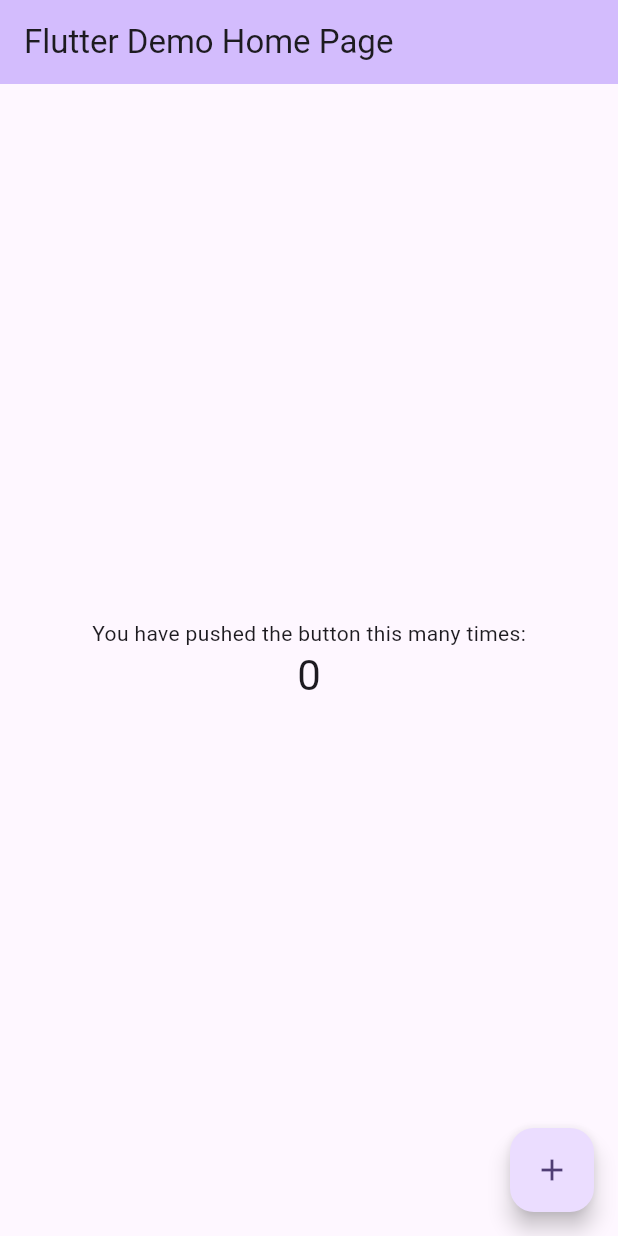
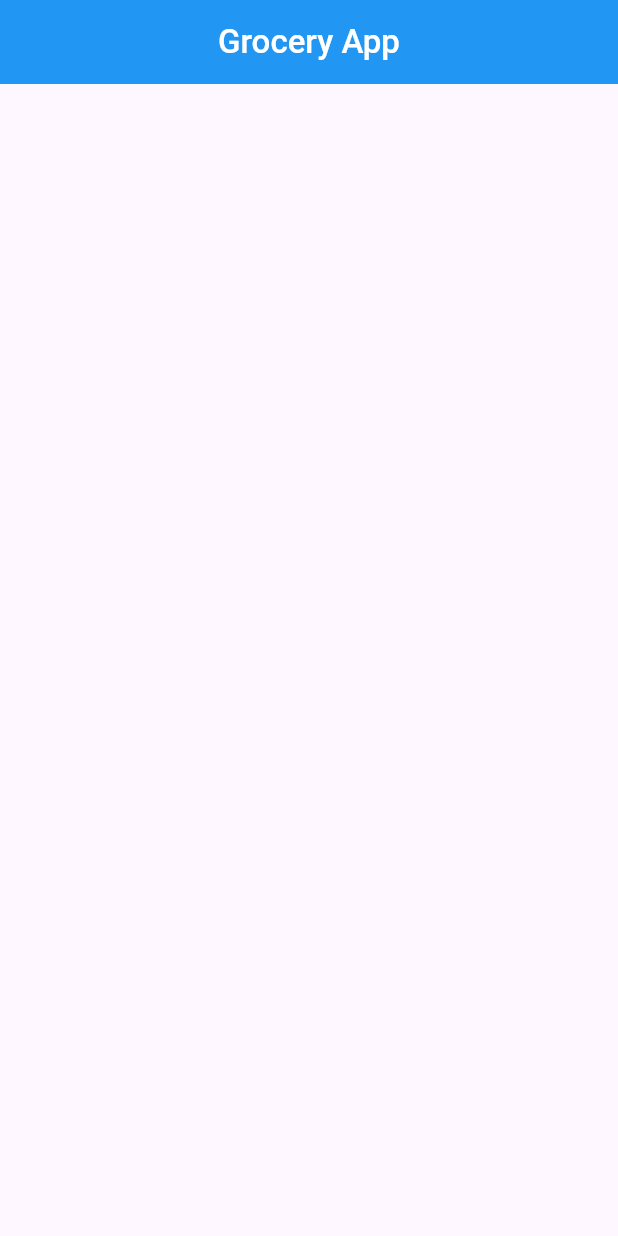
Before and after one commit to Sampurn44/understanding_bloc, a Flutter app: the screen it shows after launch, on a phone screen of 412 x 824 dp. Run offline on Flutter 3.47's test engine with Material 3 defaults, Android fonts, the phone set to English and light mode, and no system bars.

Commit message:
basic setup

```diff
--- /dev/null
+++ b/lib/features/home/ui/home.dart
@@ -0,0 +1,24 @@
+import 'package:flutter/material.dart';
+
+class Home extends StatefulWidget {
+  const Home({super.key});
+
+  @override
+  State<Home> createState() => _HomeState();
+}
+
+class _HomeState extends State<Home> {
+  @override
+  Widget build(BuildContext context) {
+    return Scaffold(
+      appBar: AppBar(
+        backgroundColor: Colors.blue,
+        title: Text(
+          "Grocery App",
+          style: TextStyle(color: Colors.white, fontWeight: FontWeight.w500),
+        ),
+        centerTitle: true,
+      ),
+    );
+  }
+}
--- a/lib/main.dart
+++ b/lib/main.dart
@@ -1,125 +1,18 @@
 import 'package:flutter/material.dart';
+import 'package:understanding_bloc/features/home/ui/home.dart';
 
 void main() {
-  runApp(const MyApp());
+  runApp(new MyApp());
 }
 
 class MyApp extends StatelessWidget {
   const MyApp({super.key});
 
-  // This widget is the root of your application.
   @override
   Widget build(BuildContext context) {
     return MaterialApp(
-      title: 'Flutter Demo',
-      theme: ThemeData(
-        // This is the theme of your application.
-        //
-        // TRY THIS: Try running your application with "flutter run". You'll see
-        // the application has a purple toolbar. Then, without quitting the app,
-        // try changing the seedColor in the colorScheme below to Colors.green
-        // and then invoke "hot reload" (save your changes or press the "hot
-        // reload" button in a Flutter-supported IDE, or press "r" if you used
-        // the command line to start the app).
-        //
-        // Notice that the counter didn't reset back to zero; the application
-        // state is not lost during the reload. To reset the state, use hot
-        // restart instead.
-        //
-        // This works for code too, not just values: Most code changes can be
-        // tested with just a hot reload.
-        colorScheme: ColorScheme.fromSeed(seedColor: Colors.deepPurple),
-        useMaterial3: true,
-      ),
-      home: const MyHomePage(title: 'Flutter Demo Home Page'),
+      debugShowCheckedModeBanner: false,
+      home: Home(),
     );
   }
 }
-
-class MyHomePage extends StatefulWidget {
-  const MyHomePage({super.key, required this.title});
-
-  // This widget is the home page of your application. It is stateful, meaning
-  // that it has a State object (defined below) that contains fields that affect
-  // how it looks.
-
-  // This class is the configuration for the state. It holds the values (in this
-  // case the title) provided by the parent (in this case the App widget) and
-  // used by the build method of the State. Fields in a Widget subclass are
-  // always marked "final".
-
-  final String title;
-
-  @override
-  State<MyHomePage> createState() => _MyHomePageState();
-}
-
-class _MyHomePageState extends State<MyHomePage> {
-  int _counter = 0;
-
-  void _incrementCounter() {
-    setState(() {
-      // This call to setState tells the Flutter framework that something has
-      // changed in this State, which causes it to rerun the build method below
-      // so that the display can reflect the updated values. If we changed
-      // _counter without calling setState(), then the build method would not be
-      // called again, and so nothing would appear to happen.
-      _counter++;
-    });
-  }
-
-  @override
-  Widget build(BuildContext context) {
-    // This method is rerun every time setState is called, for instance as done
-    // by the _incrementCounter method above.
-    //
-    // The Flutter framework has been optimized to make rerunning build methods
-    // fast, so that you can just rebuild anything that needs updating rather
-    // than having to individually change instances of widgets.
-    return Scaffold(
-      appBar: AppBar(
-        // TRY THIS: Try changing the color here to a specific color (to
-        // Colors.amber, perhaps?) and trigger a hot reload to see the AppBar
-        // change color while the other colors stay the same.
-        backgroundColor: Theme.of(context).colorScheme.inversePrimary,
-        // Here we take the value from the MyHomePage object that was created by
-        // the App.build method, and use it to set our appbar title.
-        title: Text(widget.title),
-      ),
-      body: Center(
-        // Center is a layout widget. It takes a single child and positions it
-        // in the middle of the parent.
-        child: Column(
-          // Column is also a layout widget. It takes a list of children and
-          // arranges them vertically. By default, it sizes itself to fit its
-          // children horizontally, and tries to be as tall as its parent.
-          //
-          // Column has various properties to control how it sizes itself and
-          // how it positions its children. Here we use mainAxisAlignment to
-          // center the children vertically; the main axis here is the vertical
-          // axis because Columns are vertical (the cross axis would be
-          // horizontal).
-          //
-          // TRY THIS: Invoke "debug painting" (choose the "Toggle Debug Paint"
-          // action in the IDE, or press "p" in the console), to see the
-          // wireframe for each widget.
-          mainAxisAlignment: MainAxisAlignment.center,
-          children: <Widget>[
-            const Text(
-              'You have pushed the button this many times:',
-            ),
-            Text(
-              '$_counter',
-              style: Theme.of(context).textTheme.headlineMedium,
-            ),
-          ],
-        ),
-      ),
-      floatingActionButton: FloatingActionButton(
-        onPressed: _incrementCounter,
-        tooltip: 'Increment',
-        child: const Icon(Icons.add),
-      ), // This trailing comma makes auto-formatting nicer for build methods.
-    );
-  }
-}
```
